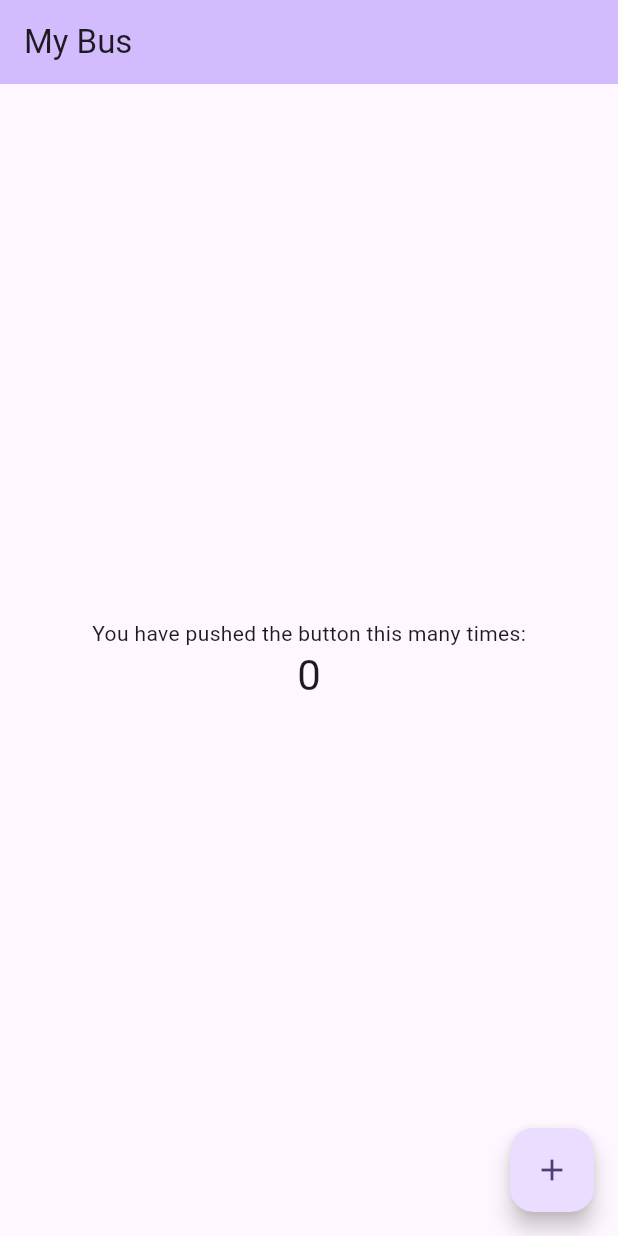
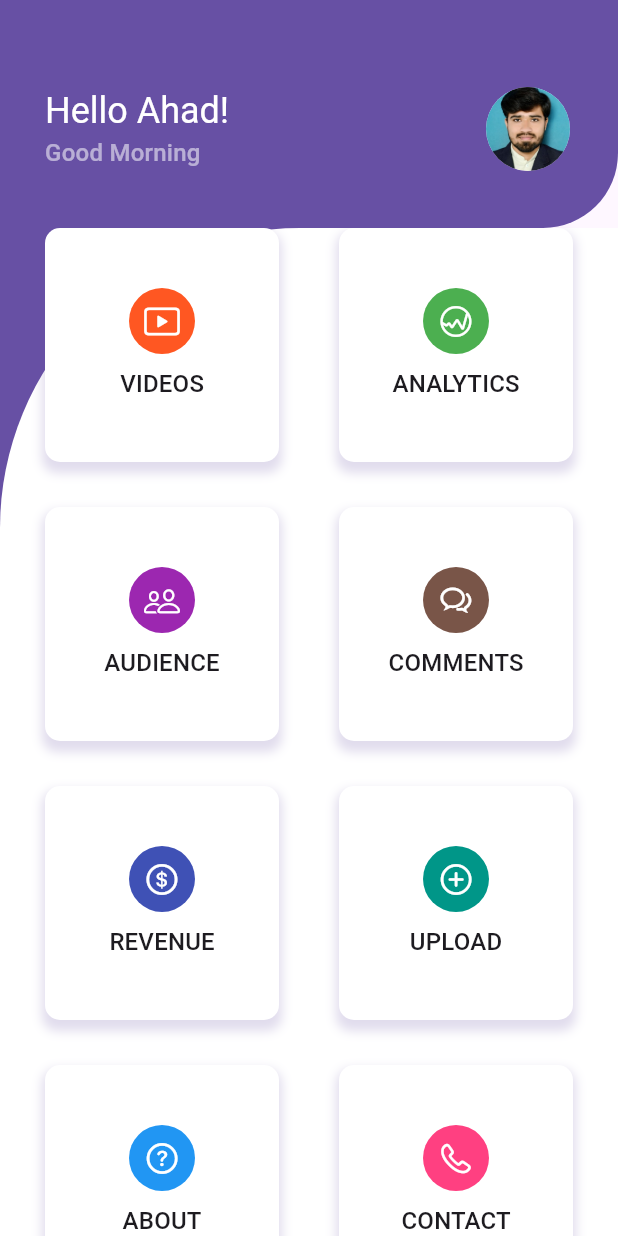
Before and after one commit to DanielMesfin/MyBus, a Flutter app: the screen it shows after launch, on a phone screen of 412 x 824 dp. Run offline on Flutter 3.47's test engine with Material 3 defaults, Android fonts, the phone set to English and light mode, and no system bars.

Commit message:
the all home page

```diff
--- a/lib/Screens/home_screen.dart
+++ b/lib/Screens/home_screen.dart
@@ -1,52 +1,111 @@
-
-
+import 'package:flutter/cupertino.dart';
 import 'package:flutter/material.dart';
+import 'package:flutter/services.dart';
 
 class MyHomePage extends StatefulWidget {
-  const MyHomePage({super.key, required this.title});
-  final String title;
+  const MyHomePage({super.key});
 
   @override
   State<MyHomePage> createState() => _MyHomePageState();
 }
 
 class _MyHomePageState extends State<MyHomePage> {
-  int _counter = 0;
-
-  void _incrementCounter() {
-    setState(() {
-      _counter++;
-    });
-  }
 
   @override
   Widget build(BuildContext context) {
-    // This method is rerun every time setState is called, for instance as done
-
     return Scaffold(
-      appBar: AppBar(
-        backgroundColor: Theme.of(context).colorScheme.inversePrimary,
-        title: Text(widget.title),
-      ),
-      body: Center(
-        child: Column(
-          mainAxisAlignment: MainAxisAlignment.center,
-          children: <Widget>[
-            const Text(
-              'You have pushed the button this many times:',
+      body: ListView(
+        padding: EdgeInsets.zero,
+        children: [
+          Container(
+            decoration: BoxDecoration(
+              color: Theme.of(context).primaryColor,
+              borderRadius: const BorderRadius.only(
+                bottomRight: Radius.circular(50),
+              ),
             ),
-            Text(
-              '$_counter',
-              style: Theme.of(context).textTheme.headlineMedium,
+            child: Column(
+              children: [
+                const SizedBox(height: 50),
+                ListTile(
+                  contentPadding: const EdgeInsets.symmetric(horizontal: 30),
+                  title: Text('Hello Ahad!', style: Theme.of(context).textTheme.headlineSmall?.copyWith(
+                      color: Colors.white
+                  )),
+                  subtitle: Text('Good Morning', style: Theme.of(context).textTheme.titleMedium?.copyWith(
+                      color: Colors.white54
+                  )),
+                  trailing: const CircleAvatar(
+                    radius: 30,
+                    backgroundImage: AssetImage('images/user.JPG'),
+                  ),
+                ),
+                const SizedBox(height: 30)
+              ],
             ),
-          ],
-        ),
-      ),
-      floatingActionButton: FloatingActionButton(
-        onPressed: _incrementCounter,
-        tooltip: 'Increment',
-        child: const Icon(Icons.add),
+          ),
+          Container(
+            color: Theme.of(context).primaryColor,
+            child: Container(
+              padding: const EdgeInsets.symmetric(horizontal: 30),
+              decoration: const BoxDecoration(
+                color: Colors.white,
+                borderRadius: BorderRadius.only(
+                    topLeft: Radius.circular(200)
+                )
+              ),
+              child: GridView.count(
+                shrinkWrap: true,
+                physics: const NeverScrollableScrollPhysics(),
+                crossAxisCount: 2,
+                crossAxisSpacing: 40,
+                mainAxisSpacing: 30,
+                children: [
+                  itemDashboard('Videos', CupertinoIcons.play_rectangle, Colors.deepOrange),
+                  itemDashboard('Analytics', CupertinoIcons.graph_circle, Colors.green),
+                  itemDashboard('Audience', CupertinoIcons.person_2, Colors.purple),
+                  itemDashboard('Comments', CupertinoIcons.chat_bubble_2, Colors.brown),
+                  itemDashboard('Revenue', CupertinoIcons.money_dollar_circle, Colors.indigo),
+                  itemDashboard('Upload', CupertinoIcons.add_circled, Colors.teal),
+                  itemDashboard('About', CupertinoIcons.question_circle, Colors.blue),
+                  itemDashboard('Contact', CupertinoIcons.phone, Colors.pinkAccent),
+                ],
+              ),
+            ),
+          ),
+          const SizedBox(height: 20)
+        ],
       ),
     );
   }
+
+  itemDashboard(String title, IconData iconData, Color background) => Container(
+    decoration: BoxDecoration(
+      color: Colors.white,
+      borderRadius: BorderRadius.circular(10),
+      boxShadow: [
+        BoxShadow(
+          offset: const Offset(0, 5),
+          color: Theme.of(context).primaryColor.withOpacity(.2),
+          spreadRadius: 2,
+          blurRadius: 5
+        )
+      ]
+    ),
+    child: Column(
+      mainAxisAlignment: MainAxisAlignment.center,
+      children: [
+        Container(
+          padding: const EdgeInsets.all(10),
+          decoration: BoxDecoration(
+            color: background,
+            shape: BoxShape.circle,
+          ),
+          child: Icon(iconData, color: Colors.white)
+        ),
+        const SizedBox(height: 8),
+        Text(title.toUpperCase(), style: Theme.of(context).textTheme.titleMedium)
+      ],
+    ),
+  );
 }
--- a/lib/main.dart
+++ b/lib/main.dart
@@ -1,23 +1,28 @@
+import 'package:flutter/cupertino.dart';
 import 'package:flutter/material.dart';
+import 'package:flutter/services.dart';
 import 'package:mybus/Screens/home_screen.dart';
 
+
 void main() {
+  SystemChrome.setSystemUIOverlayStyle(const SystemUiOverlayStyle(
+    statusBarColor: Colors.transparent
+  ));
   runApp(const MyApp());
 }
 
 class MyApp extends StatelessWidget {
   const MyApp({super.key});
 
-  // This widget is the root of your application.
   @override
   Widget build(BuildContext context) {
     return MaterialApp(
-      title: 'Flutter Demo',
+      debugShowCheckedModeBanner: false,
+      title: 'My Bus',
       theme: ThemeData(
-        colorScheme: ColorScheme.fromSeed(seedColor: Colors.deepPurple),
-        useMaterial3: true,
+        primarySwatch: Colors.indigo,
       ),
-      home: const MyHomePage(title: 'My Bus'),
+      home: const MyHomePage(),
     );
   }
 }
--- a/pubspec.yaml
+++ b/pubspec.yaml
@@ -59,8 +59,8 @@ flutter:
   uses-material-design: true
 
   # To add assets to your application, add an assets section, like this:
-  # assets:
-  #   - images/a_dot_burr.jpeg
+  assets:
+    - images/
   #   - images/a_dot_ham.jpeg
 
   # An image asset can refer to one or more resolution-specific "variants", see
```
Also changed, not shown: images/user.JPG (added).
